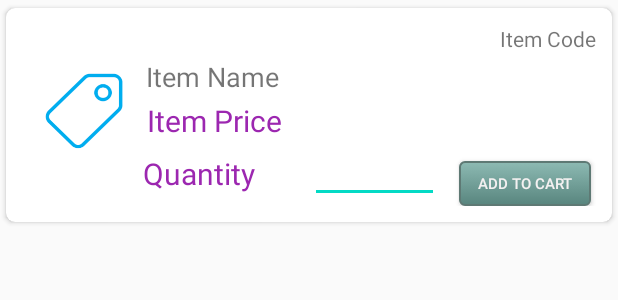
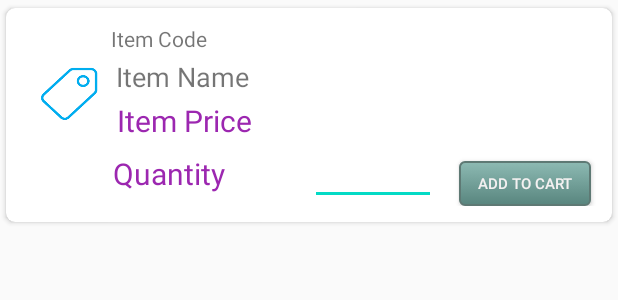
Before and after one commit to aherijanto/SimpleInvent, an Android app: the layout activity_main_card.xml on its own in the app's theme, with its tools: preview values and no code run, on a phone screen of 412 x 824 dp. Shown: the top 300 px of the screen. Run offline under Robolectric (Android 15) with nearby library versions, the phone set to English and light mode, and no system bars.

```diff
--- a/app/src/main/res/layout/activity_main_card.xml
+++ b/app/src/main/res/layout/activity_main_card.xml
@@ -28,11 +28,11 @@
 
             <ImageView
                 android:id="@+id/itemView"
-                android:layout_width="75dp"
-                android:layout_height="73dp"
+                android:layout_width="55dp"
+                android:layout_height="51dp"
                 android:layout_marginLeft="4dp"
                 android:layout_marginTop="20dp"
-                android:background="@drawable/goods"/>
+                android:background="@drawable/goods" />
 
 
             <TextView
@@ -43,7 +43,6 @@
 
                 android:width="100dp"
 
-                android:gravity="right"
                 android:text="Item Code" />
 
             <!-- TextView Nama Menu -->
@@ -93,14 +92,15 @@
 
             <EditText
                 android:id="@+id/txtQty"
-                android:layout_width="86dp"
-                android:layout_height="35dp"
+                android:layout_width="84dp"
+                android:layout_height="wrap_content"
                 android:layout_below="@id/txtItemPrice"
-                android:layout_marginTop="6dp"
-                android:layout_marginRight="13dp"
+                android:layout_marginTop="5dp"
+                android:layout_marginRight="15dp"
                 android:layout_toLeftOf="@id/btnAddCart"
                 android:ems="10"
-                android:inputType="numberDecimal" />
+                android:inputType="numberDecimal"
+                android:textSize="12sp" />
 
             <TextView
                 android:id="@+id/txtQtyText"
```
Also changed, not shown: app/src/main/ic_app-playstore.png (added), app/src/main/res/mipmap-hdpi/ic_app.png (added), app/src/main/res/mipmap-hdpi/ic_app_foreground.png (added), app/src/main/res/mipmap-hdpi/ic_app_round.png (added), app/src/main/res/mipmap-mdpi/ic_app.png (added), app/src/main/res/mipmap-mdpi/ic_app_foreground.png (added), app/src/main/res/mipmap-xhdpi/ic_app_foreground.png (added), app/src/main/res/mipmap-xhdpi/ic_app_round.png (added), app/src/main/res/mipmap-xxhdpi/ic_app_foreground.png (added), app/src/main/res/mipmap-xxhdpi/ic_app_round.png (added), app/src/main/res/mipmap-xxxhdpi/ic_app.png (added), app/src/main/res/mipmap-xxxhdpi/ic_app_foreground.png (added).
